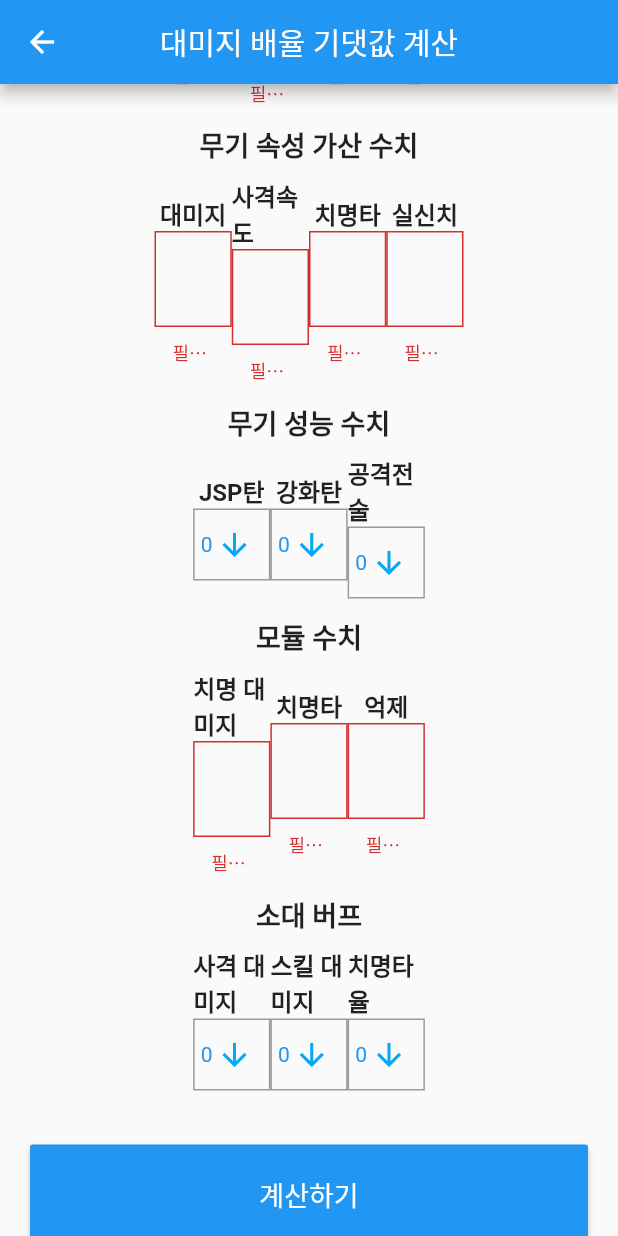
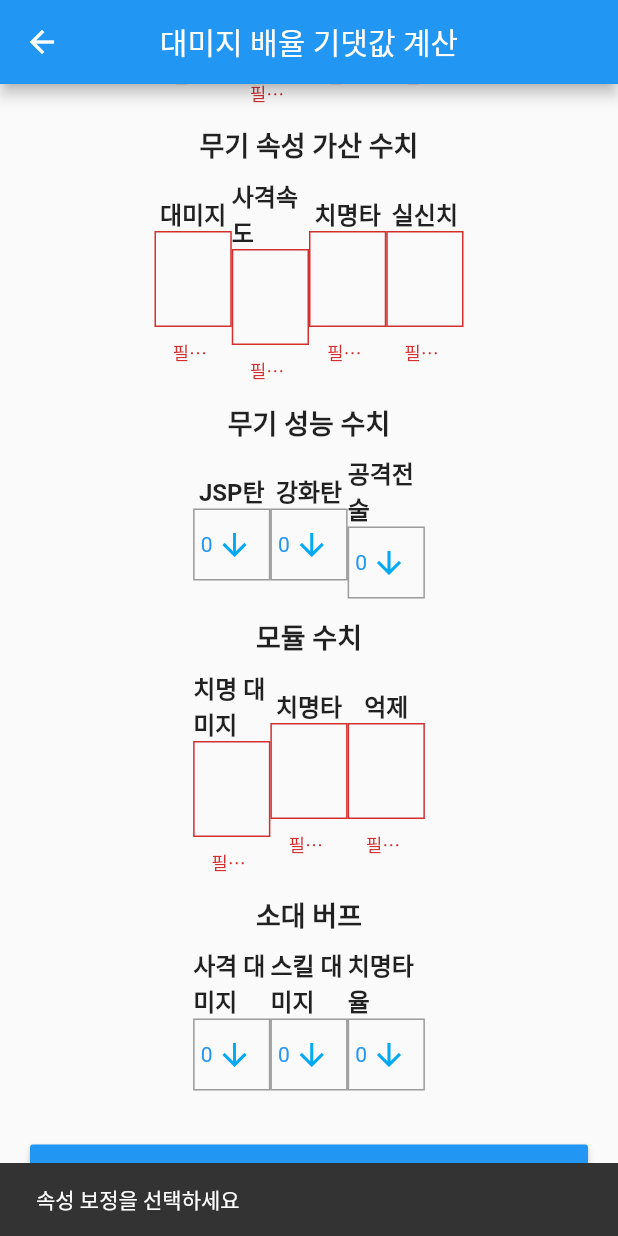
Before and after one commit to Abalcon/gcg-expected-damage, a Flutter app: the ExpectedDamage screen opened by its route, scrolled down 287 dp, after a tap on "계산하기", on a phone screen of 412 x 824 dp. Run offline on Flutter 3.47's test engine with Material 2 defaults, Android fonts, the phone set to English and light mode, and no system bars.

Commit message:
Additional fix for the first beta release

```diff
--- a/lib/expectedDamage.dart
+++ b/lib/expectedDamage.dart
@@ -1,3 +1,5 @@
+import 'dart:math';
+
 import 'package:flutter/material.dart';
 import 'common.dart';
 
@@ -77,6 +79,11 @@ class ExpectedDamageFormState extends State<ExpectedDamageForm> {
   List<bool> _attributeSelect = List.generate(4, (_) => false);
   ExpectedRate objectiveResult;
 
+  double roundDouble(double value, int places) {
+    double mod = pow(10.0, places);
+    return ((value * mod).round().toDouble() / mod);
+  }
+
   // 대미지 배율 기댓값 계산
   Widget showExpectedDamage() {
     if (objectiveResult == null) return Text('');
@@ -86,8 +93,9 @@ class ExpectedDamageFormState extends State<ExpectedDamageForm> {
         bottom: 20.0,
       ),
       child: Text(
-        '무기 사격 대미지 DPS 배율 기댓값은 ${objectiveResult.weaponDPS}입니다' +
-            '\n스킬 대미지 배율 기댓값은 ${objectiveResult.skill}입니다',
+        '무기 사격 대미지 DPS 배율 기댓값은 ${roundDouble(objectiveResult.weaponDPS, 3)}입니다' +
+            '\n브레이버는 대략 6.1, 다른 샷건의 경우 5를 곱하면 원하는 값이 나옵니다' +
+            '\n스킬 대미지 배율 기댓값은 ${roundDouble(objectiveResult.skill, 4)}입니다',
         style: TextStyle(
           fontWeight: FontWeight.bold,
           fontSize: 18,
@@ -175,14 +183,14 @@ class ExpectedDamageFormState extends State<ExpectedDamageForm> {
     double baseDamage = (double.parse(_bdamController.text) / 100) *
         (1 + int.parse(_damageController.text) / 100) *
         (1 + int.parse(_shootController.text) / 100);
-    // TODO: 샷건의 경우 기본적으로 5를 곱해야한다
+    // TODO: 샷건의 경우 기본적으로 5를 곱해야한다. 브레이버의 경우는 대략 6.1
     double expRate = attributeRate * expectedCriticalDamage * jspBulletEffect;
     double weaponDPS = baseDamage * fireRate * expRate;
-    print('기초 대미지: $baseDamage');
-    print('사격 속도: $fireRate per second');
-    print('속성 보정: $attributeRate');
-    print('치명 기댓값: $expectedCriticalDamage');
-    print('대미지 증가: $jspBulletEffect');
+    debugPrint('기초 대미지: $baseDamage');
+    debugPrint('사격 속도: $fireRate per second');
+    debugPrint('속성 보정: $attributeRate');
+    debugPrint('치명 기댓값: $expectedCriticalDamage');
+    debugPrint('대미지 증가: $jspBulletEffect');
     return ExpectedRate(
         weaponDPS, expRate * (1 + int.parse(_skillController.text) / 100));
   }
@@ -905,8 +913,9 @@ class ExpectedDamageFormState extends State<ExpectedDamageForm> {
                             });
 
                             return;
-                            // ScaffoldMessenger.of(context)
-                            //   .showSnackBar(SnackBar(content: Text('대미지 계산 구현중')));
+                          } else if (_attributeSelect.every((sel) => !sel)) {
+                            ScaffoldMessenger.of(context).showSnackBar(
+                                SnackBar(content: Text('속성 보정을 선택하세요')));
                           }
                         },
                         child: Text(
```
